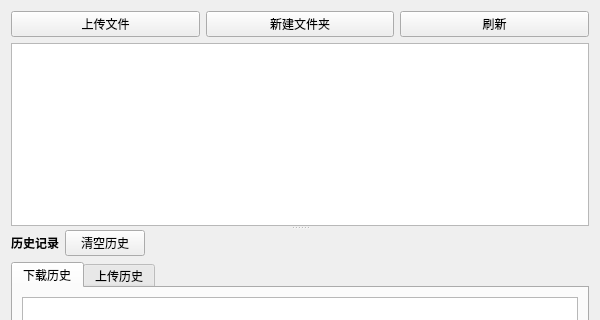
Qt form PersonalDrive/DriveView.ui (3548848289/UniFileHub) before a commit; both pictures show x 0 to 600 and y 0 to 320 of the 600 by 500 pixel window.
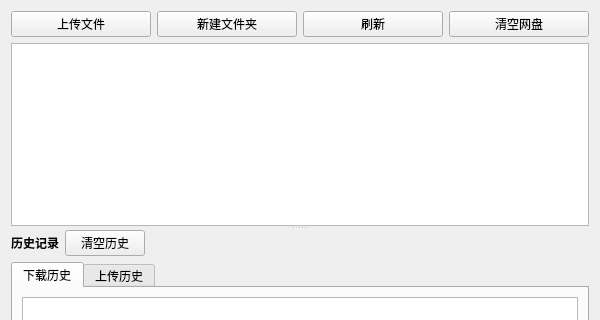
The same form after that commit.

Commit message: 修复剪切板记录被倒置问题，修复网盘预览，打开位置不对问题，新增清空网盘功能

The edit to the form file:
```diff
--- a/PersonalDrive/DriveView.ui
+++ b/PersonalDrive/DriveView.ui
@@ -41,6 +41,13 @@
            </property>
           </widget>
          </item>
+         <item>
+          <widget class="QPushButton" name="ClearDriveBtn">
+           <property name="text">
+            <string>清空网盘</string>
+           </property>
+          </widget>
+         </item>
         </layout>
        </item>
       </layout>
```
The commit also changes 27 other files.
